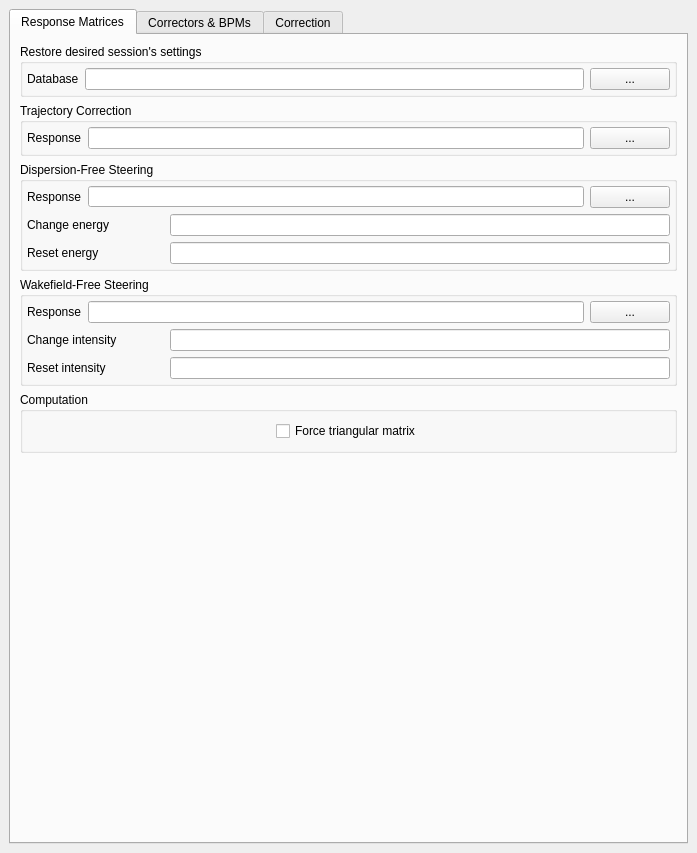
The window that BBA_GUI.ui (wiktoria-malek/flight-simulator) describes before a commit, drawn with Qt 5.
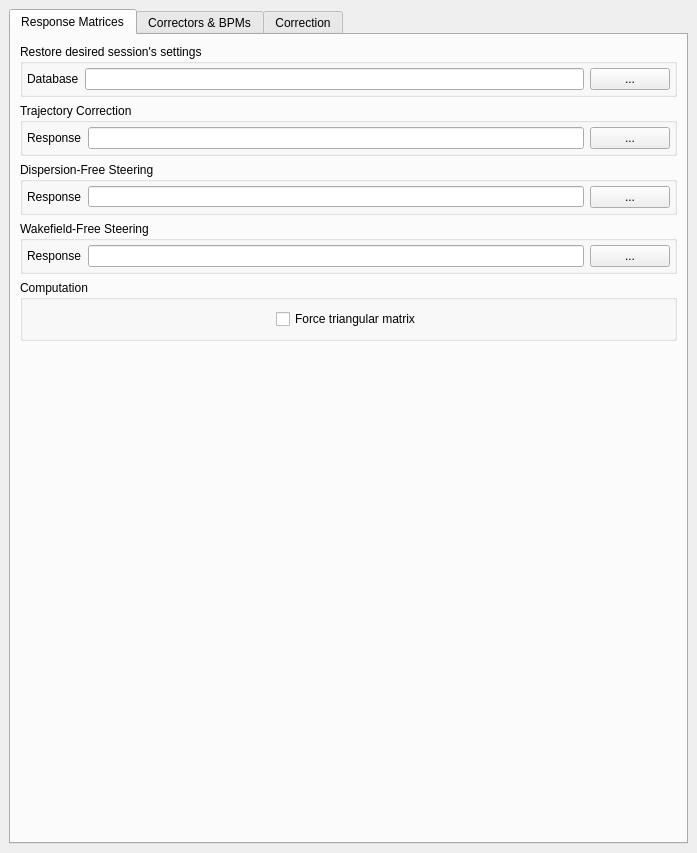
The same window after the commit.

```diff
--- a/BBA_GUI.ui
+++ b/BBA_GUI.ui
@@ -173,46 +173,10 @@
                 </layout>
                </item>
                <item>
-                <layout class="QHBoxLayout" name="horizontalLayout_17">
-                 <item>
-                  <widget class="QLabel" name="label_20">
-                   <property name="text">
-                    <string>Change energy</string>
-                   </property>
-                  </widget>
-                 </item>
-                 <item>
-                  <widget class="QLineEdit" name="dfs_change_3">
-                   <property name="maximumSize">
-                    <size>
-                     <width>500</width>
-                     <height>16777215</height>
-                    </size>
-                   </property>
-                  </widget>
-                 </item>
-                </layout>
+                <layout class="QHBoxLayout" name="horizontalLayout_17"/>
                </item>
                <item>
-                <layout class="QHBoxLayout" name="horizontalLayout_18">
-                 <item>
-                  <widget class="QLabel" name="label_21">
-                   <property name="text">
-                    <string>Reset energy</string>
-                   </property>
-                  </widget>
-                 </item>
-                 <item>
-                  <widget class="QLineEdit" name="dfs_reset_3">
-                   <property name="maximumSize">
-                    <size>
-                     <width>500</width>
-                     <height>16777215</height>
-                    </size>
-                   </property>
-                  </widget>
-                 </item>
-                </layout>
+                <layout class="QHBoxLayout" name="horizontalLayout_18"/>
                </item>
               </layout>
              </item>
@@ -266,46 +230,10 @@
               </layout>
              </item>
              <item>
-              <layout class="QHBoxLayout" name="horizontalLayout_20">
-               <item>
-                <widget class="QLabel" name="label_23">
-                 <property name="text">
-                  <string>Change intensity</string>
-                 </property>
-                </widget>
-               </item>
-               <item>
-                <widget class="QLineEdit" name="wfs_change_3">
-                 <property name="maximumSize">
-                  <size>
-                   <width>500</width>
-                   <height>16777215</height>
-                  </size>
-                 </property>
-                </widget>
-               </item>
-              </layout>
+              <layout class="QHBoxLayout" name="horizontalLayout_20"/>
              </item>
              <item>
-              <layout class="QHBoxLayout" name="horizontalLayout_21">
-               <item>
-                <widget class="QLabel" name="label_24">
-                 <property name="text">
-                  <string>Reset intensity</string>
-                 </property>
-                </widget>
-               </item>
-               <item>
-                <widget class="QLineEdit" name="wfs_reset_3">
-                 <property name="maximumSize">
-                  <size>
-                   <width>500</width>
-                   <height>16777215</height>
-                  </size>
-                 </property>
-                </widget>
-               </item>
-              </layout>
+              <layout class="QHBoxLayout" name="horizontalLayout_21"/>
              </item>
             </layout>
            </widget>
```
